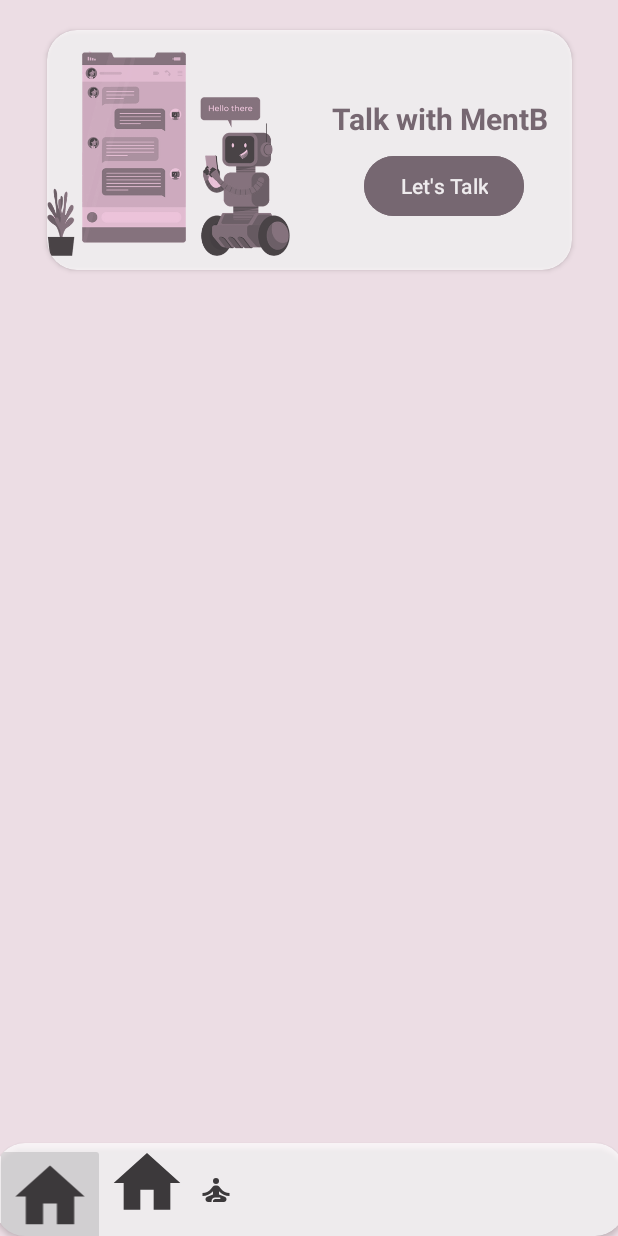
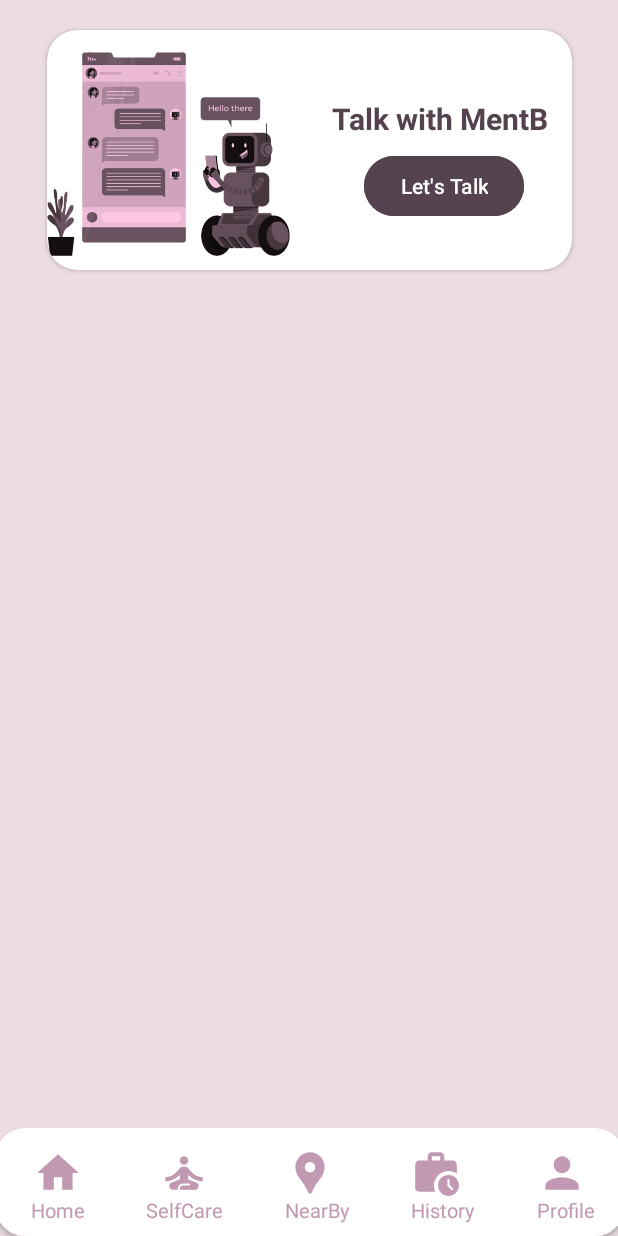
Before and after one commit to DmAsnaff/MentCare_individualProject_Asnaff, an Android app: the screen it shows after launch (Home), on a phone screen of 412 x 824 dp. Run offline under Robolectric (Android 15) with nearby library versions, the phone set to English and light mode, and no system bars.

Commit message:
First Commit

```diff
--- a/app/src/main/java/com/example/mentcare_individualproject_asnaff/Home.java
+++ b/app/src/main/java/com/example/mentcare_individualproject_asnaff/Home.java
@@ -2,15 +2,80 @@ package com.example.mentcare_individualproject_asnaff;
 
 import androidx.appcompat.app.AppCompatActivity;
 
+import android.content.Intent;
 import android.graphics.Color;
 import android.os.Bundle;
+import android.view.View;
+import android.widget.ImageButton;
 
 public class Home extends AppCompatActivity {
+
+    ImageButton homebutton,locationbutton,historybutton,profilebutton, carebutton;
+
 
     @Override
     protected void onCreate(Bundle savedInstanceState) {
         super.onCreate(savedInstanceState);
         setContentView(R.layout.activity_home);
         getWindow().setStatusBarColor(Color.parseColor("#54434E"));
+
+        homebutton = findViewById(R.id.homebutton);
+        carebutton = findViewById(R.id.carebutton);
+        locationbutton = findViewById(R.id.locationbutton);
+        historybutton = findViewById(R.id.historybutton);
+        profilebutton = findViewById(R.id.profilebutton);
+
+
+
+        homebutton.setOnClickListener(new View.OnClickListener() {
+            @Override
+            public void onClick(View view) {
+                Intent intent = new Intent(Home.this, MainActivity.class);
+                startActivity(intent);
+            }
+
+        });
+
+        carebutton.setOnClickListener(new View.OnClickListener() {
+            @Override
+            public void onClick(View view) {
+                Intent intent = new Intent(Home.this, MainActivity.class);
+                startActivity(intent);
+            }
+
+        });
+
+
+        locationbutton.setOnClickListener(new View.OnClickListener() {
+            @Override
+            public void onClick(View view) {
+                Intent intent = new Intent(Home.this, MainActivity.class);
+                startActivity(intent);
+            }
+
+        });
+
+
+        historybutton.setOnClickListener(new View.OnClickListener() {
+            @Override
+            public void onClick(View view) {
+                Intent intent = new Intent(Home.this, MainActivity.class);
+                startActivity(intent);
+            }
+
+        });
+
+        profilebutton.setOnClickListener(new View.OnClickListener() {
+            @Override
+            public void onClick(View view) {
+                Intent intent = new Intent(Home.this, MainActivity.class);
+                startActivity(intent);
+            }
+
+        });
+
+
+
+
     }
 }
--- /dev/null
+++ b/app/src/main/res/drawable/baseline_location_pin_24.xml
@@ -0,0 +1,5 @@
+<vector android:height="24dp" android:tint="#000000"
+    android:viewportHeight="24" android:viewportWidth="24"
+    android:width="24dp" xmlns:android="http://schemas.android.com/apk/res/android">
+    <path android:fillColor="@android:color/white" android:pathData="M12,2L12,2C8.13,2 5,5.13 5,9c0,1.74 0.5,3.37 1.41,4.84c0.95,1.54 2.2,2.86 3.16,4.4c0.47,0.75 0.81,1.45 1.17,2.26C11,21.05 11.21,22 12,22h0c0.79,0 1,-0.95 1.25,-1.5c0.37,-0.81 0.7,-1.51 1.17,-2.26c0.96,-1.53 2.21,-2.85 3.16,-4.4C18.5,12.37 19,10.74 19,9C19,5.13 15.87,2 12,2zM12,11.75c-1.38,0 -2.5,-1.12 -2.5,-2.5s1.12,-2.5 2.5,-2.5s2.5,1.12 2.5,2.5S13.38,11.75 12,11.75z"/>
+</vector>
--- a/app/src/main/res/layout/activity_home.xml
+++ b/app/src/main/res/layout/activity_home.xml
@@ -12,7 +12,6 @@
         android:layout_width="350dp"
         android:layout_height="160dp"
         android:layout_marginTop="20dp"
-        android:alpha=".7"
         app:cardBackgroundColor="@color/white"
         app:cardCornerRadius="20dp"
         app:layout_constraintEnd_toEndOf="parent"
@@ -50,44 +49,152 @@
 
     <androidx.cardview.widget.CardView
         android:layout_width="420dp"
-        android:layout_height="62dp"
-        android:alpha=".7"
+        android:layout_height="72dp"
         app:cardBackgroundColor="@color/white"
         app:cardCornerRadius="20dp"
         app:layout_constraintBottom_toBottomOf="parent"
         app:layout_constraintEnd_toEndOf="parent"
-        app:layout_constraintStart_toStartOf="parent">>
+        app:layout_constraintHorizontal_bias="0.555"
+        app:layout_constraintStart_toStartOf="parent">
 
+        <LinearLayout
+            android:layout_width="match_parent"
+            android:layout_height="match_parent"
+            android:layout_gravity="top"
+            android:orientation="horizontal"
+            android:weightSum="5">
+
+            <ImageButton
+                android:id="@+id/homebutton"
+                android:layout_width="0dp"
+                android:layout_height="33dp"
+                android:layout_weight="1"
+                android:background="#00FFFFFF"
+                android:contentDescription="Home"
+                android:layout_marginTop="13dp"
+                android:scaleType="fitCenter"
+                android:tint="@color/Button2"
+                app:srcCompat="@drawable/baseline_home_24" />
+
+            <ImageButton
+                android:id="@+id/carebutton"
+                android:layout_width="0dp"
+                android:layout_height="33dp"
+                android:layout_weight="1"
+                android:background="#00FFFFFF"
+                android:layout_marginTop="13dp"
+
+                android:contentDescription="Selfcare"
+                android:scaleType="fitCenter"
+                android:tint="@color/Button2"
+
+                app:srcCompat="@drawable/baseline_self_improvement_24" />
+
+            <ImageButton
+                android:id="@+id/locationbutton"
+                android:layout_width="0dp"
+                android:layout_height="33dp"
+                android:layout_weight="1"
+                android:background="#00FFFFFF"
+                android:layout_marginTop="13dp"
+
+                android:contentDescription="Location"
+                android:scaleType="fitCenter"
+                android:tint="@color/Button2"
+
+                app:srcCompat="@drawable/baseline_location_pin_24" />
+
+            <ImageButton
+                android:id="@+id/historybutton"
+                android:layout_width="0dp"
+                android:layout_height="33dp"
+                android:layout_weight="1"
+                android:background="#00FFFFFF"
+                android:contentDescription="History"
+                android:layout_marginTop="13dp"
+
+                android:scaleType="fitCenter"
+                android:tint="@color/Button2"
+
+                app:srcCompat="@drawable/baseline_work_history_24" />
+
+            <ImageButton
+                android:id="@+id/profilebutton"
+                android:layout_width="0dp"
+                android:layout_height="33dp"
+                android:layout_weight="1"
+                android:layout_marginTop="13dp"
+
+                android:background="#00FFFFFF"
+                android:contentDescription="profile"
+                android:scaleType="fitCenter"
+                android:tint="@color/Button2"
+
+                app:srcCompat="@drawable/baseline_person_24" />
+
+        </LinearLayout>
 
         <LinearLayout
             android:layout_width="match_parent"
             android:layout_height="match_parent"
             android:orientation="horizontal">
 
-            <ImageButton
-                android:id="@+id/imageButton2"
-                android:layout_width="73dp"
-                android:layout_height="71dp"
-                android:padding="8dp"
-                android:scaleType="fitCenter"
-                app:srcCompat="@drawable/baseline_home_24" />
+            <TextView
+                android:id="@+id/textView17"
+                android:layout_width="wrap_content"
+                android:layout_height="wrap_content"
+                android:layout_marginTop="45dp"
+                android:gravity="center"
+                android:textSize="13sp"
+                android:textColor="@color/Button2"
+                android:layout_weight="1"
+                android:text=" Home" />
 
-            <ImageButton
-                android:id="@+id/imageButton"
-                android:layout_width="56dp"
-                android:layout_height="53dp"
-                android:background="#00FFFFFF"
-                android:scaleType="fitCenter"
-                app:srcCompat="@drawable/baseline_home_24" />
+            <TextView
+                android:id="@+id/textView18"
+                android:layout_width="wrap_content"
+                android:layout_height="wrap_content"
+                android:layout_marginTop="45dp"
+                android:gravity="center"
+                android:textSize="13sp"
+                android:textColor="@color/Button2"
+                android:layout_weight="1"
+                android:text="SelfCare" />
 
-            <ImageButton
-                android:id="@+id/imageButton1"
-                android:layout_width="36dp"
-                android:layout_height="43dp"
-                android:background="#00FFFFFF"
-                android:layout_gravity="center"
-                app:srcCompat="@drawable/baseline_self_improvement_24" />
+            <TextView
+                android:id="@+id/textView16"
+                android:layout_width="wrap_content"
+                android:layout_height="wrap_content"
+                android:layout_marginTop="45dp"
+                android:gravity="center"
+                android:textSize="13sp"
+                android:textColor="@color/Button2"
+                android:layout_weight="1"
+                android:text="NearBy" />
+
+            <TextView
+                android:id="@+id/textView15"
+                android:layout_width="wrap_content"
+                android:layout_height="wrap_content"
+                android:layout_weight="1"
+                android:layout_marginTop="45dp"
+                android:gravity="center"
+                android:textSize="13sp"
+                android:textColor="@color/Button2"
+                android:text="History" />
+
+            <TextView
+                android:id="@+id/textView14"
+                android:layout_width="wrap_content"
+                android:layout_height="wrap_content"
+                android:layout_marginTop="45dp"
+                android:layout_weight="1"
+                android:gravity="center"
+                android:textSize="13sp"
+                android:textColor="@color/Button2"
+                android:text="Profile" />
         </LinearLayout>
+
     </androidx.cardview.widget.CardView>
 
 
```
